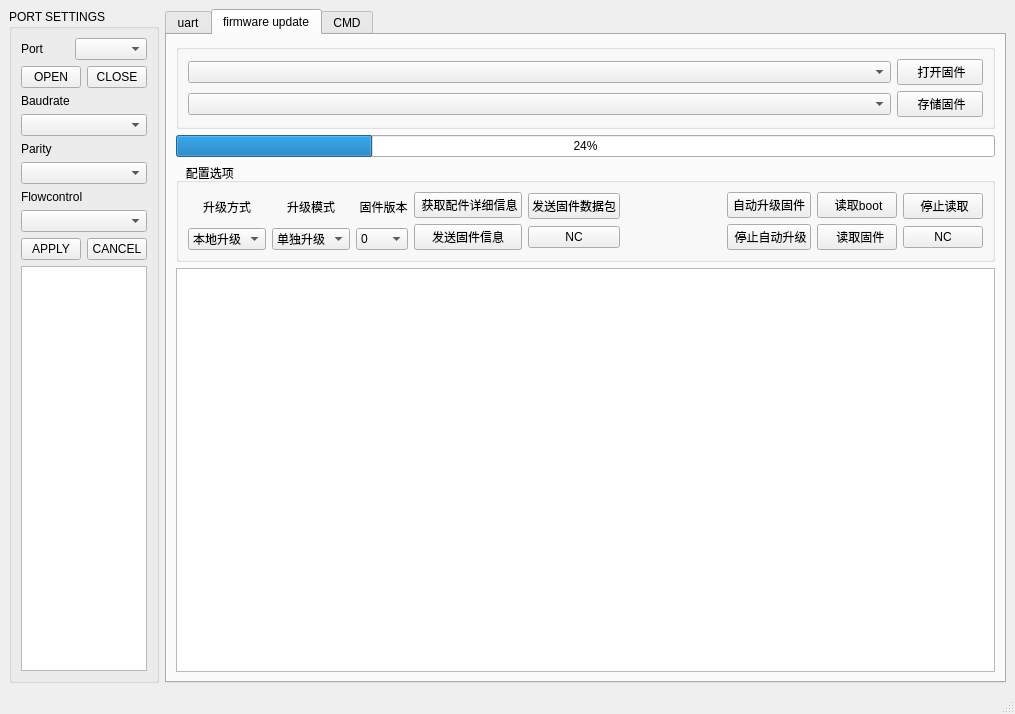
Qt form main_window_form.ui (a15981097537/konying_id8) before a commit.
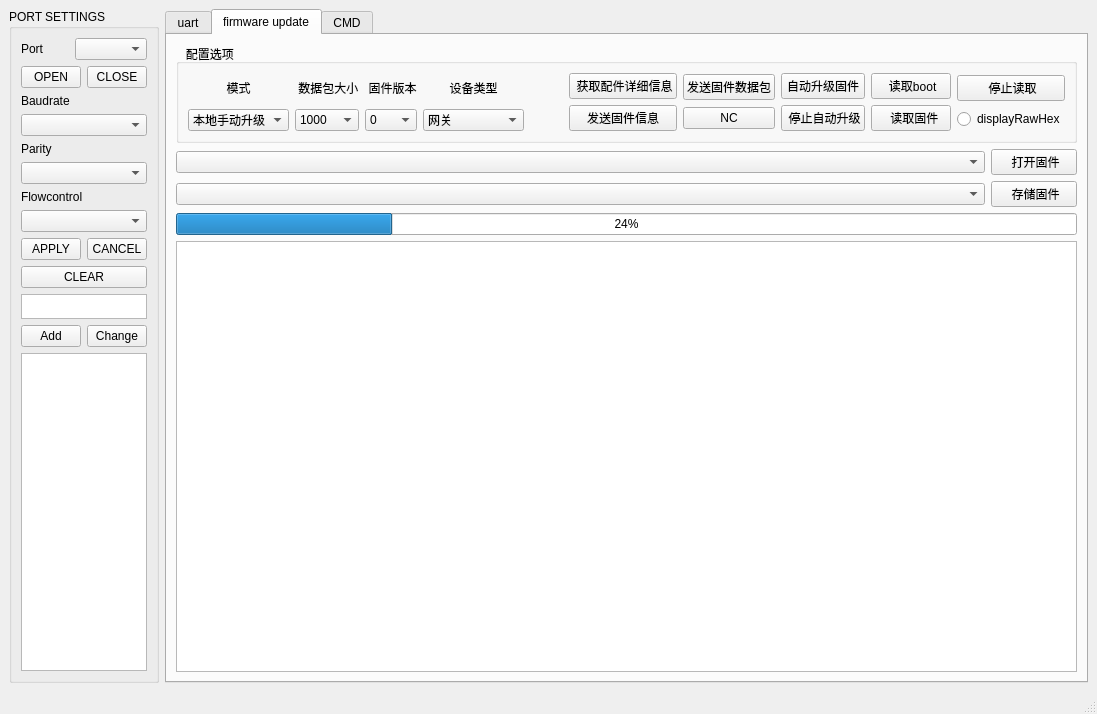
The same form after that commit.

```diff
--- a/main_window_form.ui
+++ b/main_window_form.ui
@@ -6,7 +6,7 @@
    <rect>
     <x>0</x>
     <y>0</y>
-    <width>1015</width>
+    <width>1097</width>
     <height>714</height>
    </rect>
   </property>
@@ -48,9 +48,6 @@
        <string>PORT SETTINGS</string>
       </property>
       <layout class="QVBoxLayout" name="verticalLayout_3">
-       <property name="sizeConstraint">
-        <enum>QLayout::SetDefaultConstraint</enum>
-       </property>
        <item>
         <layout class="QHBoxLayout" name="horizontalLayout_5">
          <item>
@@ -155,6 +152,44 @@
          </item>
         </layout>
        </item>
+       <item>
+        <widget class="QPushButton" name="bt_clear">
+         <property name="statusTip">
+          <string>Clear input data</string>
+         </property>
+         <property name="text">
+          <string>CLEAR</string>
+         </property>
+        </widget>
+       </item>
+       <item>
+        <widget class="QTextEdit" name="te_addrEdit">
+         <property name="maximumSize">
+          <size>
+           <width>16777215</width>
+           <height>25</height>
+          </size>
+         </property>
+        </widget>
+       </item>
+       <item>
+        <layout class="QHBoxLayout" name="horizontalLayout_6">
+         <item>
+          <widget class="QPushButton" name="pb_addAddr">
+           <property name="text">
+            <string>Add</string>
+           </property>
+          </widget>
+         </item>
+         <item>
+          <widget class="QPushButton" name="pb_deleteAddr">
+           <property name="text">
+            <string>Change</string>
+           </property>
+          </widget>
+         </item>
+        </layout>
+       </item>
        <item>
         <widget class="QListWidget" name="shortAddr"/>
        </item>
@@ -316,33 +351,6 @@
            <string>INPUT DATA</string>
           </property>
           <layout class="QVBoxLayout" name="verticalLayout_2">
-           <item>
-            <layout class="QHBoxLayout" name="horizontalLayout_3">
-             <item>
-              <spacer name="horizontalSpacer_4">
-               <property name="orientation">
-                <enum>Qt::Horizontal</enum>
-               </property>
-               <property name="sizeHint" stdset="0">
-                <size>
-                 <width>308</width>
-                 <height>20</height>
-                </size>
-               </property>
-              </spacer>
-             </item>
-             <item>
-              <widget class="QPushButton" name="bt_clear">
-               <property name="statusTip">
-                <string>Clear input data</string>
-               </property>
-               <property name="text">
-                <string>CLEAR</string>
-               </property>
-              </widget>
-             </item>
-            </layout>
-           </item>
            <item>
             <layout class="QHBoxLayout" name="horizontalLayout_4">
              <item>
@@ -415,120 +423,18 @@
         <string>firmware update</string>
        </attribute>
        <layout class="QVBoxLayout" name="verticalLayout_5">
-        <item>
-         <widget class="QGroupBox" name="groupBox_4">
-          <property name="maximumSize">
-           <size>
-            <width>16777215</width>
-            <height>16777215</height>
-           </size>
-          </property>
-          <property name="title">
-           <string/>
-          </property>
-          <layout class="QVBoxLayout" name="verticalLayout_9">
-           <item>
-            <layout class="QHBoxLayout" name="horizontalLayout_13">
-             <item>
-              <widget class="QComboBox" name="updateFileList"/>
-             </item>
-             <item>
-              <widget class="QPushButton" name="bt_openFile">
-               <property name="minimumSize">
-                <size>
-                 <width>0</width>
-                 <height>0</height>
-                </size>
-               </property>
-               <property name="maximumSize">
-                <size>
-                 <width>86</width>
-                 <height>16777215</height>
-                </size>
-               </property>
-               <property name="text">
-                <string> 打开固件</string>
-               </property>
-              </widget>
-             </item>
-            </layout>
-           </item>
-           <item>
-            <layout class="QHBoxLayout" name="horizontalLayout_14">
-             <item>
-              <widget class="QComboBox" name="readFileList"/>
-             </item>
-             <item>
-              <widget class="QPushButton" name="bt_storeFile">
-               <property name="minimumSize">
-                <size>
-                 <width>0</width>
-                 <height>0</height>
-                </size>
-               </property>
-               <property name="maximumSize">
-                <size>
-                 <width>86</width>
-                 <height>16777215</height>
-                </size>
-               </property>
-               <property name="text">
-                <string> 存储固件</string>
-               </property>
-              </widget>
-             </item>
-            </layout>
-           </item>
-          </layout>
-         </widget>
-        </item>
-        <item>
-         <widget class="QProgressBar" name="progressBar">
-          <property name="value">
-           <number>24</number>
-          </property>
-         </widget>
-        </item>
         <item>
          <widget class="QGroupBox" name="groupBox_5">
           <property name="title">
            <string>   配置选项</string>
           </property>
-          <layout class="QHBoxLayout" name="horizontalLayout_15">
-           <item>
-            <layout class="QVBoxLayout" name="verticalLayout_6">
-             <item>
-              <widget class="QLabel" name="label_9">
-               <property name="text">
-                <string>升级方式</string>
-               </property>
-               <property name="alignment">
-                <set>Qt::AlignCenter</set>
-               </property>
-              </widget>
-             </item>
-             <item>
-              <widget class="QComboBox" name="comboBox_updateWay">
-               <item>
-                <property name="text">
-                 <string>本地升级</string>
-                </property>
-               </item>
-               <item>
-                <property name="text">
-                 <string>OTA升级</string>
-                </property>
-               </item>
-              </widget>
-             </item>
-            </layout>
-           </item>
+          <layout class="QHBoxLayout" name="horizontalLayout_3">
            <item>
             <layout class="QVBoxLayout" name="verticalLayout_7">
              <item>
               <widget class="QLabel" name="label_8">
                <property name="text">
-                <string>升级模式</string>
+                <string>模式</string>
                </property>
                <property name="alignment">
                 <set>Qt::AlignCenter</set>
@@ -537,9 +443,15 @@
              </item>
              <item>
               <widget class="QComboBox" name="comboBox_updateMode">
+               <property name="minimumSize">
+                <size>
+                 <width>100</width>
+                 <height>0</height>
+                </size>
+               </property>
                <item>
                 <property name="text">
-                 <string>单独升级</string>
+                 <string>本地手动升级</string>
                 </property>
                </item>
                <item>
@@ -552,7 +464,32 @@
             </layout>
            </item>
            <item>
-            <layout class="QVBoxLayout" name="verticalLayout_8">
+            <layout class="QVBoxLayout" name="verticalLayout_18">
+             <item>
+              <widget class="QLabel" name="label_11">
+               <property name="text">
+                <string> 数据包大小</string>
+               </property>
+              </widget>
+             </item>
+             <item>
+              <widget class="QComboBox" name="packetbyte">
+               <item>
+                <property name="text">
+                 <string>1000</string>
+                </property>
+               </item>
+               <item>
+                <property name="text">
+                 <string>91</string>
+                </property>
+               </item>
+              </widget>
+             </item>
+            </layout>
+           </item>
+           <item>
+            <layout class="QVBoxLayout" name="verticalLayout_6">
              <item>
               <widget class="QLabel" name="label_10">
                <property name="text">
@@ -564,8 +501,6 @@
               </widget>
              </item>
              <item>
-              <layout class="QHBoxLayout" name="horizontalLayout_11">
-               <item>
                 <widget class="QComboBox" name="frimwareVersion">
                  <item>
                   <property name="text">
@@ -761,8 +696,88 @@
                </item>
               </layout>
              </item>
+           <item>
+            <layout class="QVBoxLayout" name="verticalLayout_9">
+             <item>
+              <widget class="QLabel" name="label_13">
+               <property name="text">
+                <string>设备类型</string>
+               </property>
+               <property name="alignment">
+                <set>Qt::AlignCenter</set>
+               </property>
+              </widget>
+             </item>
+             <item>
+              <widget class="QComboBox" name="cb_deviceType">
+               <property name="minimumSize">
+                <size>
+                 <width>80</width>
+                 <height>0</height>
+                </size>
+               </property>
+               <item>
+                <property name="text">
+                 <string>网关</string>
+                </property>
+               </item>
+               <item>
+                <property name="text">
+                 <string>成人腕带</string>
+                </property>
+               </item>
+               <item>
+                <property name="text">
+                 <string>精神病腕带</string>
+                </property>
+               </item>
+               <item>
+                <property name="text">
+                 <string>婴儿腕带</string>
+                </property>
+               </item>
+               <item>
+                <property name="text">
+                 <string>SOS按键</string>
+                </property>
+               </item>
+               <item>
+                <property name="text">
+                 <string>插座</string>
+                </property>
+               </item>
+               <item>
+                <property name="text">
+                 <string>温度传感器</string>
+                </property>
+               </item>
+               <item>
+                <property name="text">
+                 <string>湿度传感器</string>
+                </property>
+               </item>
+               <item>
+                <property name="text">
+                 <string>多功能传感器</string>
+                </property>
+               </item>
+              </widget>
+             </item>
             </layout>
            </item>
+           <item>
+            <spacer name="horizontalSpacer_3">
+             <property name="orientation">
+              <enum>Qt::Horizontal</enum>
+             </property>
+             <property name="sizeHint" stdset="0">
+              <size>
+               <width>40</width>
+               <height>17</height>
+              </size>
+             </property>
+            </spacer>
+           </item>
            <item>
             <layout class="QVBoxLayout" name="verticalLayout_12">
              <item>
@@ -799,19 +814,6 @@
              </item>
             </layout>
            </item>
-           <item>
-            <spacer name="horizontalSpacer_3">
-             <property name="orientation">
-              <enum>Qt::Horizontal</enum>
-             </property>
-             <property name="sizeHint" stdset="0">
-              <size>
-               <width>40</width>
-               <height>20</height>
-              </size>
-             </property>
-            </spacer>
-           </item>
            <item>
             <layout class="QVBoxLayout" name="verticalLayout_10">
              <item>
@@ -858,16 +860,74 @@
               </widget>
              </item>
              <item>
-              <widget class="QPushButton" name="pushButton_5">
+              <widget class="QRadioButton" name="rb_displayRawHex">
                <property name="text">
-                <string>NC</string>
+                <string>displayRawHex</string>
                </property>
               </widget>
              </item>
             </layout>
            </item>
           </layout>
-          <zorder>horizontalSpacer_3</zorder>
+         </widget>
+        </item>
+        <item>
+         <layout class="QHBoxLayout" name="horizontalLayout_13">
+          <item>
+           <widget class="QComboBox" name="updateFileList"/>
+          </item>
+          <item>
+           <widget class="QPushButton" name="bt_openFile">
+            <property name="minimumSize">
+             <size>
+              <width>0</width>
+              <height>0</height>
+             </size>
+            </property>
+            <property name="maximumSize">
+             <size>
+              <width>86</width>
+              <height>16777215</height>
+             </size>
+            </property>
+            <property name="text">
+             <string> 打开固件</string>
+            </property>
+           </widget>
+          </item>
+         </layout>
+        </item>
+        <item>
+         <layout class="QHBoxLayout" name="horizontalLayout_14">
+          <item>
+           <widget class="QComboBox" name="readFileList"/>
+          </item>
+          <item>
+           <widget class="QPushButton" name="bt_storeFile">
+            <property name="minimumSize">
+             <size>
+              <width>0</width>
+              <height>0</height>
+             </size>
+            </property>
+            <property name="maximumSize">
+             <size>
+              <width>86</width>
+              <height>16777215</height>
+             </size>
+            </property>
+            <property name="text">
+             <string> 存储固件</string>
+            </property>
+           </widget>
+          </item>
+         </layout>
+        </item>
+        <item>
+         <widget class="QProgressBar" name="progressBar">
+          <property name="value">
+           <number>24</number>
+          </property>
          </widget>
         </item>
         <item>
```
Left out of the diff: 32 changed lines with no effect on the pictures. Lines whose indentation alone changed are shown as unchanged.
